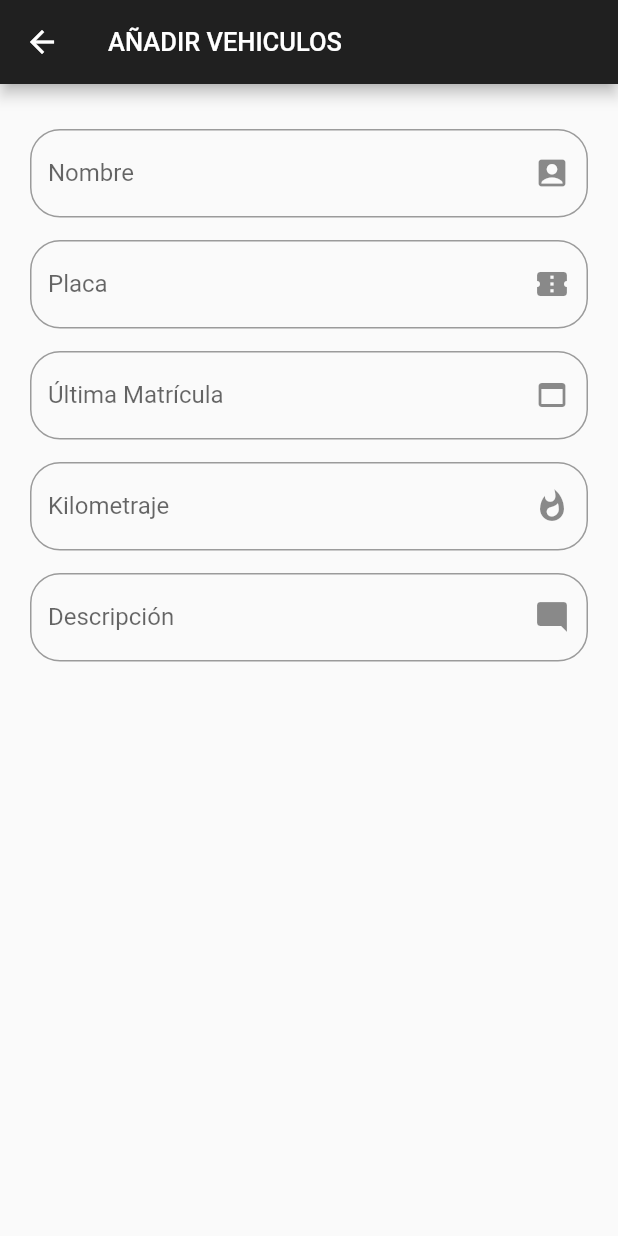
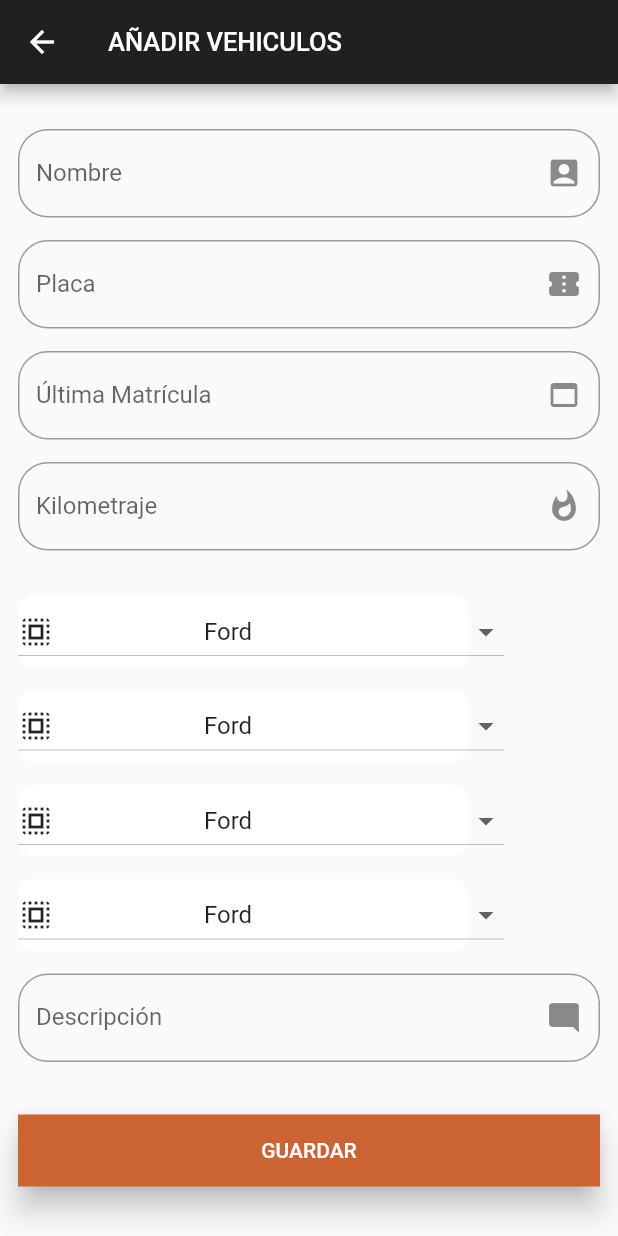
Before and after one commit to rxsh96/is2019-controlvehicular, a Flutter app: the AgregarVehiculoPage screen opened by its route, on a phone screen of 412 x 824 dp. Run offline on Flutter 3.47's test engine with Material 2 defaults, Android fonts, the phone set to English and light mode, and no system bars.

Commit message:
dropdowns add vehiculo

```diff
--- a/care_app/lib/src/pages/agregarVehiculo_page.dart
+++ b/care_app/lib/src/pages/agregarVehiculo_page.dart
@@ -1,3 +1,4 @@
+import 'package:care_app/src/pages/vehiculos_page.dart';
 import 'package:flutter/material.dart';
 
 
@@ -8,6 +9,15 @@ class AgregarVehiculoPage extends StatefulWidget {
 }
 
 class _AgregarVehiculoPageState extends State<AgregarVehiculoPage> {
+
+  List<String> _marca = ['Chevrolet', 'Ford', 'Hyundai','Toyota','Mitsubishi', 'Mazda', 'Kia'];
+
+  List<String> _modelo = ['x', 'y', 'z','w','c', 'v', 'j'];
+  List<String> _anio = ['2010', '2011', '2012','2013','2014', '2015', '2016'];
+
+  String _marcaSeleccionada = 'Ford';
+
+
   @override
   Widget build(BuildContext context) {
     return Scaffold(
@@ -23,8 +33,9 @@ class _AgregarVehiculoPageState extends State<AgregarVehiculoPage> {
           )
         ],
       ),
+
       body: ListView(
-        padding: EdgeInsets.symmetric( horizontal: 20.0 , vertical: 30.0),
+        padding: EdgeInsets.symmetric( horizontal: 12.0 , vertical: 30.0),
         children: <Widget>[
 
           _crearInput(Icons.account_box , 'Nombre ' , 'Ingrese su nombre'),
@@ -35,15 +46,81 @@ class _AgregarVehiculoPageState extends State<AgregarVehiculoPage> {
           SizedBox(height: 15.0),
           _crearInput(Icons.whatshot , 'Kilometraje' , 'Ingrese el kilometraje actual'),
           SizedBox(height: 15.0),
-          _crearInput(Icons.mode_comment ,'Descripción' , 'Ingrese una descripción')
+          SizedBox(height: 15.0),
+          _crearDrop(),
+          SizedBox(height: 15.0),
+          _crearDrop(),
+          SizedBox(height: 15.0),
+          _crearDrop(),
+          SizedBox(height: 15.0),
+          _crearDrop(),
+          SizedBox(height: 15.0),
+          _crearInput(Icons.mode_comment ,'Descripción' , 'Ingrese una descripción'),
+          SizedBox(height: 35.0),
+          Container(
+             child: _submitVehiculo(),
+          )
 
         ],
       )
       //onTap: () { Navigator.pop(context);}
+    );
+  }
 
 
-    );
-  }
+List <DropdownMenuItem<String>> getOpcionesDropdown(){
+
+  List <DropdownMenuItem<String>> lista = new List();
+  _marca.forEach((marca){
+lista.add(DropdownMenuItem(
+      child: Container(
+        child: Row(
+          mainAxisAlignment: MainAxisAlignment.start,
+          children: <Widget>[
+            Icon(Icons.select_all),
+            SizedBox(width: 100.0,),
+            Text(marca),
+            Expanded(child: SizedBox(width: 1.0,),),
+          ],
+        ),
+        decoration: BoxDecoration(
+          borderRadius: BorderRadius.circular(10.0),
+          //Borde
+          /*
+          boxShadow: <BoxShadow>[
+           BoxShadow(
+             blurRadius: 1.0,
+             spreadRadius: 1.0,
+           ),
+          ],
+          */
+          color: Colors.white,
+        ),
+        width: 300.0,
+        height: 60.0,
+      ),
+      value: marca,
+    ));
+  });
+  return lista;
+}
+
+Widget _crearDrop(){
+  return Row(
+    children: <Widget>[
+          DropdownButton(
+          value: _marcaSeleccionada,
+          items: getOpcionesDropdown(),
+          onChanged: (opt){
+              setState(() {
+                _marcaSeleccionada = opt;
+              });
+          },
+        ),
+  ]);
+}
+
+
 
 Widget _crearInput( IconData icon , String label , String hint ){
   return TextField (
@@ -64,4 +141,29 @@ Widget _crearInput( IconData icon , String label , String hint ){
 }
 
 
+//No se como tomar un widget de otra clase .
+//Aquí podriamos reutilizar el widget CREAR FRANJA de Vehiculos_page
+
+Widget _submitVehiculo(){
+
+  return BottomAppBar(
+      color: Color.fromRGBO(203, 99, 51, 1),
+      child: MaterialButton(
+        onPressed: () {
+          Navigator.pushNamed(context, '/vehiculos');
+        },
+        child: Text(
+          "GUARDAR",
+          textAlign: TextAlign.center,
+          style: TextStyle(
+            color: Colors.white,
+          ),
+        ),
+      ),
+    );
+
+
 }
+
+
+}
```
